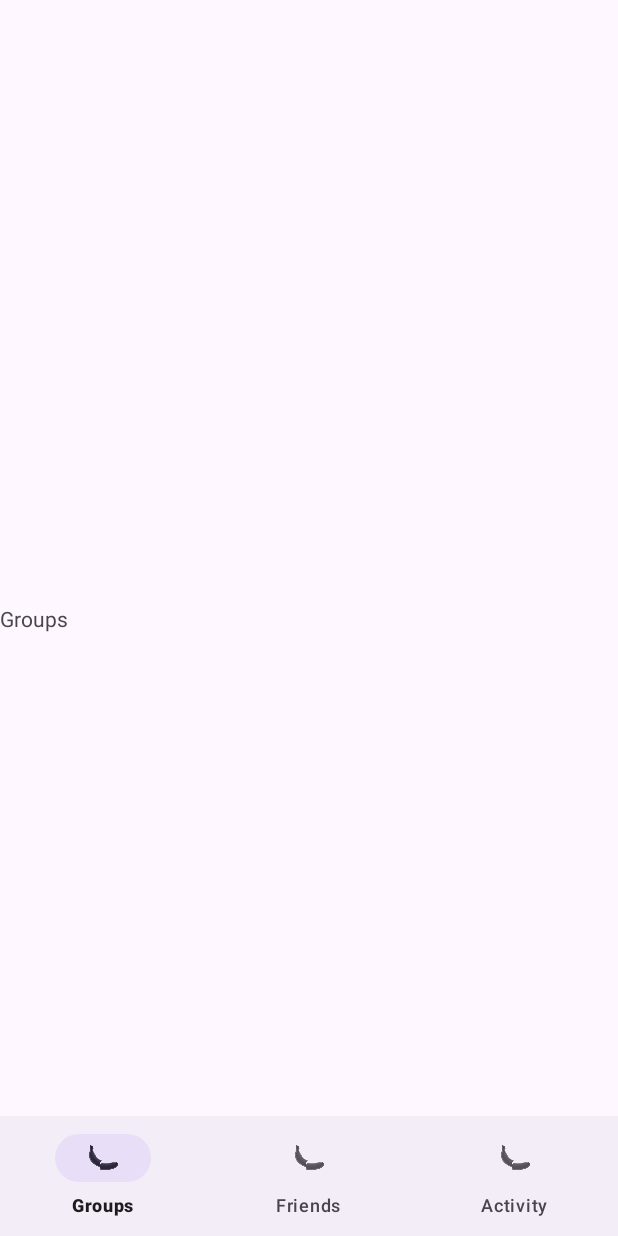
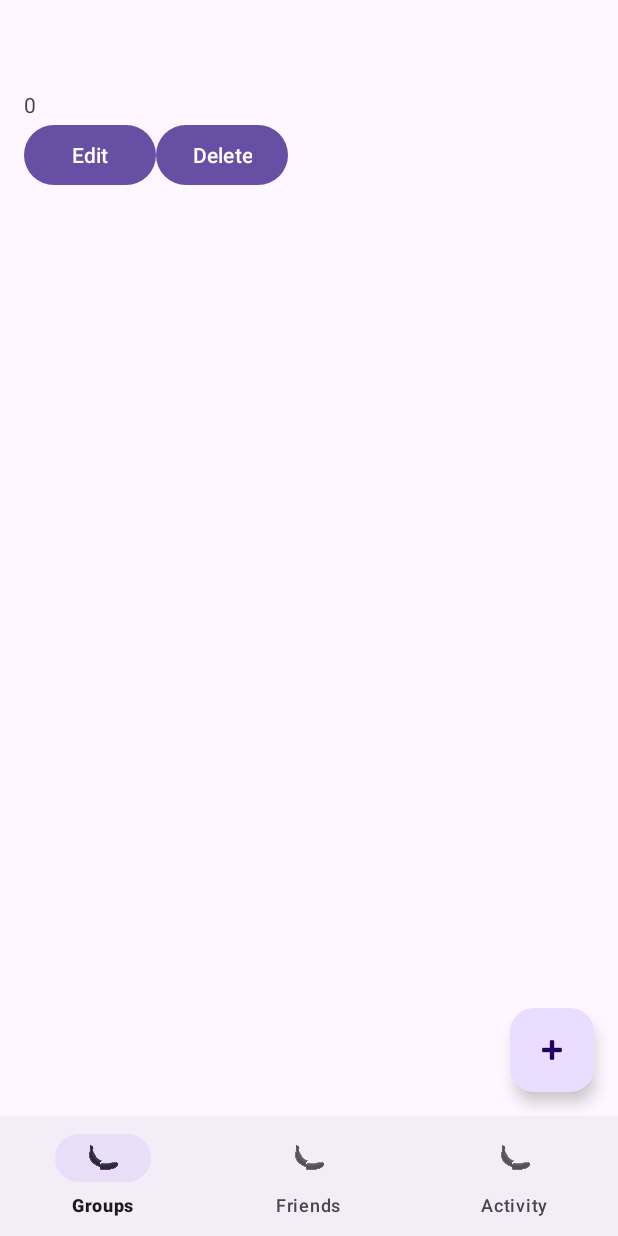
Before and after one commit to Arpad-H/bananasplit, an Android app: the GroupsActivity screen opened directly, with no data from a screen before it, on a phone screen of 412 x 824 dp. Run offline under Robolectric (Android 15) with nearby library versions, the phone set to English and light mode, and no system bars; our stand-ins replace Room's generated code.

Commit message:
added recycler view for listing and ability to create groups

```diff
--- /dev/null
+++ b/app/src/main/java/com/example/bananasplit/GroupAdapter.java
@@ -0,0 +1,81 @@
+package com.example.bananasplit;
+
+import android.view.LayoutInflater;
+import android.view.View;
+import android.view.ViewGroup;
+import android.widget.TextView;
+
+import androidx.annotation.NonNull;
+import androidx.recyclerview.widget.RecyclerView;
+
+import com.example.bananasplit.dataModel.Group;
+
+import java.util.List;
+
+public class GroupAdapter extends RecyclerView.Adapter<GroupAdapter.GroupViewHolder> {
+    private List<Group> groups;
+    private ListItem listener;
+
+    public GroupAdapter(List<Group> groups, ListItem listener) {
+        this.groups = groups;
+        this.listener = listener;
+    }
+
+    @NonNull
+    @Override
+    public GroupViewHolder onCreateViewHolder(@NonNull ViewGroup parent, int viewType) {
+        View itemView = LayoutInflater.from(parent.getContext()).inflate(R.layout.group_list_item, parent, false);
+        return new GroupViewHolder(itemView);
+    }
+
+    @Override
+    public void onBindViewHolder(@NonNull GroupViewHolder holder, int position) {
+        Group group = groups.get(position);
+        holder.nameTextView.setText(group.name);
+        holder.dateTextView.setText(group.date);
+        holder.durationTextView.setText(String.valueOf(group.duration));
+    }
+
+    @Override
+    public int getItemCount() {
+        return groups.size();
+    }
+    public Group getGroupAt(int position) {
+        return groups.get(position);
+    }
+
+    public void updateJourneys(List<Group> groups) {
+        this.groups = groups;
+        notifyDataSetChanged();
+    }
+    class GroupViewHolder extends RecyclerView.ViewHolder implements View.OnClickListener {
+        TextView nameTextView;
+        TextView dateTextView;
+        TextView durationTextView;
+
+        public GroupViewHolder(@NonNull View itemView) {
+            super(itemView);
+            nameTextView = itemView.findViewById(R.id.nameTextView);
+            dateTextView = itemView.findViewById(R.id.dateTextView);
+            durationTextView = itemView.findViewById(R.id.durationTextView);
+            itemView.setOnClickListener(this);
+            itemView.findViewById(R.id.editButton).setOnClickListener(this);
+            itemView.findViewById(R.id.deleteButton).setOnClickListener(this);
+        }
+
+        @Override
+        public void onClick(View v) {
+            int position = getAdapterPosition();
+            if (position != RecyclerView.NO_POSITION) {
+                int id = v.getId();
+                if (id == R.id.editButton) {
+                    listener.onEdit(position);
+                } else if (id == R.id.deleteButton) {
+                    listener.onDelete(position);
+                } else {
+                    listener.onItemClicked(position);
+                }
+            }
+        }
+    }
+}
--- /dev/null
+++ b/app/src/main/java/com/example/bananasplit/GroupViewModel.java
@@ -0,0 +1,45 @@
+package com.example.bananasplit;
+
+import android.app.Application;
+import androidx.annotation.NonNull;
+import androidx.lifecycle.AndroidViewModel;
+import androidx.lifecycle.LiveData;
+
+import com.example.bananasplit.dataModel.DatabaseModule;
+import com.example.bananasplit.dataModel.Group;
+import com.example.bananasplit.dataModel.GroupInDao;
+import com.example.bananasplit.dataModel.AppDatabase;
+import java.util.List;
+
+public class GroupViewModel extends AndroidViewModel {
+    private AppDatabase appDatabase;
+    private LiveData<List<Group>> allGroups;
+private GroupInDao groupInDao;
+    public GroupViewModel(@NonNull Application application) {
+        super(application);
+
+
+        appDatabase = DatabaseModule.getInstance(application);
+        groupInDao = appDatabase.groupInDao();
+        allGroups = groupInDao.getAllGroups();
+    }
+
+//TODO insert, update, delete
+    public void insert(Group group) {
+        new Thread(() -> {
+            groupInDao.insert(group);
+        }).start();
+    }
+
+//    public void update(Group group) {
+//        new Thread(() -> GroupInDao.update(group)).start();
+//    }
+//
+//    public void delete(Group group) {
+//        new Thread(() -> GroupInDao.delete(group)).start();
+//    }
+
+    public LiveData<List<Group>> getAllGroups() {
+        return allGroups;
+    }
+}
--- a/app/src/main/java/com/example/bananasplit/GroupsActivity.java
+++ b/app/src/main/java/com/example/bananasplit/GroupsActivity.java
@@ -1,21 +1,79 @@
 package com.example.bananasplit;
 
+import android.content.Intent;
 import android.os.Bundle;
+import android.view.View;
 
-public class GroupsActivity extends BaseActivity {
+import androidx.annotation.Nullable;
+import androidx.lifecycle.ViewModelProvider;
+import androidx.recyclerview.widget.LinearLayoutManager;
+import androidx.recyclerview.widget.RecyclerView;
 
+import com.example.bananasplit.dataModel.Group;
+import com.google.android.material.floatingactionbutton.FloatingActionButton;
+
+import java.util.ArrayList;
+import java.util.List;
+
+public class GroupsActivity extends BaseActivity implements ListItem{
+    private RecyclerView recyclerView;
+    private GroupAdapter adapter;
+    private GroupViewModel groupViewModel;
     @Override
     protected void onCreate(Bundle savedInstanceState) {
         super.onCreate(savedInstanceState);
-//        EdgeToEdge.enable(this);
-     //  setContentView(R.layout.activity_groups);
-//        ViewCompat.setOnApplyWindowInsetsListener(findViewById(R.id.main), (v, insets) -> {
-//            Insets systemBars = insets.getInsets(WindowInsetsCompat.Type.systemBars());
-//            v.setPadding(systemBars.left, systemBars.top, systemBars.right, systemBars.bottom);
-//            return insets;
-//        });
+
+        setContentView(getLayoutResourceId());
+
+
+        recyclerView = findViewById(R.id.recyclerView);
+        recyclerView.setLayoutManager(new LinearLayoutManager(this));
+
+        adapter = new GroupAdapter(new ArrayList<>(), this);
+        recyclerView.setAdapter(adapter);
+
+        groupViewModel = new ViewModelProvider(this).get(GroupViewModel.class);
+        groupViewModel.getAllGroups().observe(this, groups -> {
+            adapter.updateJourneys(groups);
+        });
+
+
+        FloatingActionButton fab = findViewById(R.id.btn_add_group);
+        fab.setOnClickListener(v -> {
+            // Open the new activity or create a group
+            Intent intent = new Intent(GroupsActivity.this, CreateGroupActivity.class);
+            startActivity(intent);
+        });
+    }
+    @Override
+    protected void onActivityResult(int requestCode, int resultCode, @Nullable Intent data) {
+        super.onActivityResult(requestCode, resultCode, data);
+        if (requestCode == 1 && resultCode == RESULT_OK && data != null) {
+            // Get the new group data from the Intent and add it to the list
+            String name = data.getStringExtra("name");
+            String date = data.getStringExtra("date");
+            int duration = data.getIntExtra("duration", 0);
+
+            Group newGroup = new Group(name, date, duration);
+            groupViewModel.insert(newGroup);
+        }
+    }
+    @Override
+    public void onItemClicked(int position) {
+        // Handle item click
     }
 
+    @Override
+    public void onDelete(int position) {
+        // Handle delete action
+
+        adapter.notifyItemRemoved(position);
+    }
+
+    @Override
+    public void onEdit(int position) {
+        // Handle edit action
+    }
     @Override
     protected int getLayoutResourceId() {
         return R.layout.activity_groups;
--- a/app/src/main/java/com/example/bananasplit/dataModel/AppDatabase.java
+++ b/app/src/main/java/com/example/bananasplit/dataModel/AppDatabase.java
@@ -5,9 +5,9 @@ import androidx.room.RoomDatabase;
 import androidx.room.TypeConverters;
 
 @TypeConverters(Converters.class)
-@Database(entities = {Journey.class, Expense.class, Person.class,PersonJourneyCrossRef.class}, version = 1)
+@Database(entities = {Group.class, Expense.class, Person.class, PersonGroupCrossRef.class}, version = 1)
 public abstract class AppDatabase extends RoomDatabase {
-    public abstract JourneyInDao journeyInDao();
+    public abstract GroupInDao groupInDao();
     public abstract ExpenseInDao expenseInDao();
     public abstract PersonInDao personInDao();
 }
--- a/app/src/main/java/com/example/bananasplit/dataModel/ExpenseAndPersonAndJourney.java
+++ b/app/src/main/java/com/example/bananasplit/dataModel/ExpenseAndPersonAndJourney.java
@@ -15,5 +15,5 @@ public class ExpenseAndPersonAndJourney {
             parentColumn = "journeyID",
             entityColumn = "journeyID"
     )
-    public Journey journey;
+    public Group group;
 }
--- a/app/src/main/java/com/example/bananasplit/dataModel/Journey.java
+++ b/app/src/main/java/com/example/bananasplit/dataModel/Group.java
@@ -6,14 +6,14 @@ import androidx.room.PrimaryKey;
 import java.io.Serializable;
 
 @Entity
-public class Journey implements Serializable {
+public class Group implements Serializable {
     @PrimaryKey(autoGenerate = true)
-    public int journeyID = 0;
+    public int groupID = 0;
     public String name;
     public String date; //TODO: eventuell als Date Object mit Converter?
     public int duration;
 
-    public Journey(String name, String date, int duration) {
+    public Group(String name, String date, int duration) {
         this.name = name;
         this.date = date;
         this.duration = duration;
--- a/app/src/main/java/com/example/bananasplit/dataModel/JourneyInDao.java
+++ b/app/src/main/java/com/example/bananasplit/dataModel/GroupInDao.java
@@ -11,18 +11,18 @@ import androidx.room.Transaction;
 import java.util.List;
 
 @Dao
-public interface JourneyInDao {
+public interface GroupInDao {
 
     @Insert(onConflict = OnConflictStrategy.REPLACE)
-    void insert(Journey journey);
+    void insert(Group group);
 
     @Delete
-    void delete(Journey journey);
+    void delete(Group group);
 
     @Transaction
-    @Query("SELECT * FROM Journey WHERE journeyID = :ID")
-    LiveData<List<JourneyWithExpensesAndPersons>> getJourneyWithExpensesAndPersonsByID(int ID);
+    @Query("SELECT * FROM `Group` WHERE groupID = :ID")
+    LiveData<List<GroupWithExpensesAndPersons>> getGroupWithExpensesAndPersonsByID(int ID);
 
-    @Query("SELECT * FROM Journey")
-    LiveData<List<Journey>> getAllJourneys();
+    @Query("SELECT * FROM `Group`")
+    LiveData<List<Group>> getAllGroups();
 }
--- a/app/src/main/java/com/example/bananasplit/dataModel/PersonJourneyCrossRef.java
+++ b/app/src/main/java/com/example/bananasplit/dataModel/PersonGroupCrossRef.java
@@ -2,10 +2,10 @@ package com.example.bananasplit.dataModel;
 
 import androidx.room.Entity;
 
-@Entity(primaryKeys = {"personID", "journeyID"})
-public class PersonJourneyCrossRef {
+@Entity(primaryKeys = {"personID", "groupID"})
+public class PersonGroupCrossRef {
     public int personID;
-    public int journeyID;
+    public int groupID;
 }
 
 // Wird benötigt, um die Many-to-Many-Relation von Personen und Reisen darzustellen
--- a/app/src/main/java/com/example/bananasplit/dataModel/PersonWithJourneys.java
+++ b/app/src/main/java/com/example/bananasplit/dataModel/PersonWithJourneys.java
@@ -10,8 +10,8 @@ public class PersonWithJourneys {
     @Embedded public Person person;
     @Relation(
             parentColumn = "personID",
-            entityColumn = "journeyID",
-            associateBy = @Junction(PersonJourneyCrossRef.class)
+            entityColumn = "groupID",
+            associateBy = @Junction(PersonGroupCrossRef.class)
     )
-    public List<Journey> journeys;
+    public List<Group> groups;
 }
--- a/app/src/main/res/layout/activity_groups.xml
+++ b/app/src/main/res/layout/activity_groups.xml
@@ -6,6 +6,24 @@
     android:layout_width="match_parent"
     android:layout_height="match_parent"
     tools:context=".GroupsActivity">
+
+    <com.google.android.material.floatingactionbutton.FloatingActionButton
+        android:id="@+id/btn_add_group"
+        android:layout_width="wrap_content"
+        android:layout_height="wrap_content"
+        android:layout_gravity="end|bottom"
+        android:layout_margin="16dp"
+        android:contentDescription="Add group"
+        android:src="@android:drawable/ic_input_add"
+        app:fabSize="normal"
+        app:layout_constraintBottom_toTopOf="@+id/bottom_navigation"
+        app:layout_constraintEnd_toEndOf="parent" />
+    <androidx.recyclerview.widget.RecyclerView
+        android:id="@+id/recyclerView"
+        android:layout_width="match_parent"
+        android:layout_height="match_parent"
+        app:layout_constraintStart_toStartOf="parent"
+        app:layout_constraintTop_toTopOf="parent" />
     <FrameLayout
         android:id="@+id/container"
         android:layout_width="match_parent"
@@ -21,12 +39,4 @@
         app:layout_constraintEnd_toEndOf="parent"
         app:layout_constraintStart_toStartOf="parent"
         app:menu="@menu/bottom_navigation_menu" />
-    <TextView
-        android:id="@+id/textView"
-        android:layout_width="wrap_content"
-        android:layout_height="wrap_content"
-        android:text="Groups"
-        app:layout_constraintBottom_toBottomOf="parent"
-        app:layout_constraintStart_toStartOf="parent"
-        app:layout_constraintTop_toTopOf="parent" />
 </androidx.constraintlayout.widget.ConstraintLayout>
--- /dev/null
+++ b/app/src/main/res/layout/group_list_item.xml
@@ -0,0 +1,47 @@
+<!-- res/layout/item_journey.xml -->
+<LinearLayout xmlns:android="http://schemas.android.com/apk/res/android"
+    android:layout_width="match_parent"
+    android:layout_height="wrap_content"
+    android:orientation="vertical"
+    android:padding="16dp">
+
+    <TextView
+        android:id="@+id/nameTextView"
+        android:layout_width="wrap_content"
+        android:layout_height="wrap_content"
+        android:text="Name"
+        android:textSize="18sp" />
+
+    <TextView
+        android:id="@+id/dateTextView"
+        android:layout_width="wrap_content"
+        android:layout_height="wrap_content"
+        android:text="Date"
+        android:textSize="14sp" />
+
+    <TextView
+        android:id="@+id/durationTextView"
+        android:layout_width="wrap_content"
+        android:layout_height="wrap_content"
+        android:text="Duration"
+        android:textSize="14sp" />
+
+    <LinearLayout
+        android:layout_width="wrap_content"
+        android:layout_height="wrap_content"
+        android:orientation="horizontal">
+
+        <Button
+            android:id="@+id/editButton"
+            android:layout_width="wrap_content"
+            android:layout_height="wrap_content"
+            android:text="Edit" />
+
+        <Button
+            android:id="@+id/deleteButton"
+            android:layout_width="wrap_content"
+            android:layout_height="wrap_content"
+            android:text="Delete" />
+    </LinearLayout>
+
+</LinearLayout>
```
Also changed, not shown: app/src/main/AndroidManifest.xml (+10 -6 lines), app/src/main/java/com/example/bananasplit/CreateGroupActivity.java (added, +50 -0 lines), app/src/main/java/com/example/bananasplit/dataModel/Expense.java (+6 -6 lines), app/src/main/java/com/example/bananasplit/dataModel/GroupWithExpensesAndPersons.java (renamed from app/src/main/java/com/example/bananasplit/dataModel/JourneyWithExpensesAndPersons.java, +5 -5 lines), app/src/main/java/com/example/bananasplit/dataModel/GroupWithPersons.java (renamed from app/src/main/java/com/example/bananasplit/dataModel/JourneyWithPersons.java, +4 -4 lines), app/src/main/res/layout/activity_create_group.xml (added, +32 -0 lines).
